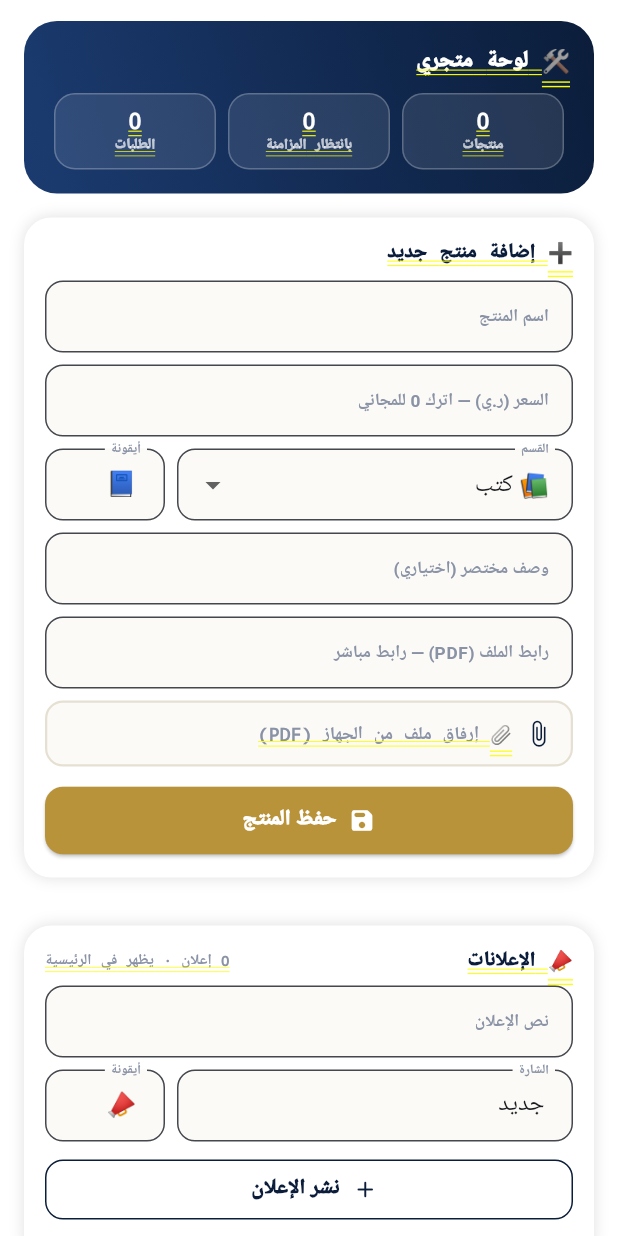
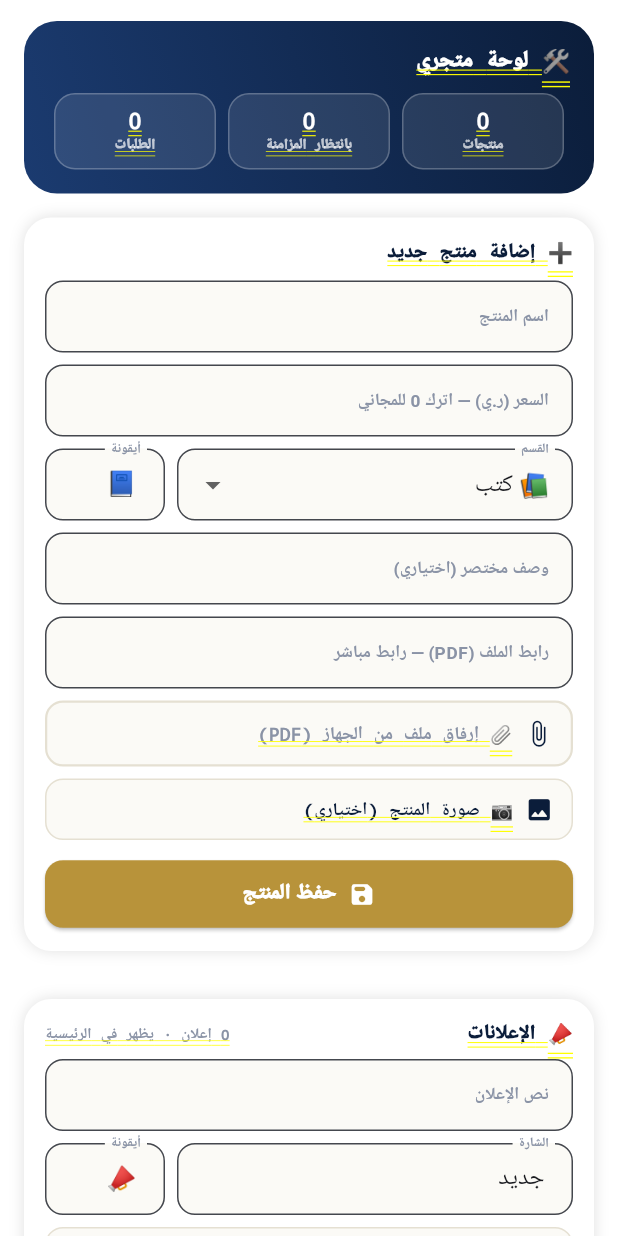
Before and after one commit to lsadq3859/dhfa-app, a Flutter app: the AdminScreen screen opened directly with empty values, on a phone screen of 412 x 824 dp. Run offline on Flutter 3.47's test engine with Material 3 defaults, Android fonts, the phone set to English and light mode, and no system bars; our stand-ins replace shared_preferences; accounts and stored records are empty.

Commit message:
v1.5: زر رجوع أندرويد + اختيار صور المنتج/الإعلان + مزامنة الموقع كاملة (إعلانات/تصنيفات/كوبونات/طلبات)

```diff
--- a/lib/models.dart
+++ b/lib/models.dart
@@ -10,16 +10,21 @@ class Product {
   final String fileUrl;  // رابط مباشر للملف (PDF)
   final String filePath; // مسار ملف مرفوع من الجهاز
   final String fileName; // اسم الملف المرفوع
+  final String imagePath; // صورة محلية مختارة من الجهاز
+  final String remoteImage; // مسار الصورة على الموقع
+  final bool isRemote; // من الموقع؟
   bool synced;
 
   Product({required this.id, required this.title, required this.price,
       required this.section, required this.emoji, this.desc = '',
-      this.fileUrl = '', this.filePath = '', this.fileName = '', this.synced = true});
+      this.fileUrl = '', this.filePath = '', this.fileName = '',
+      this.imagePath = '', this.remoteImage = '', this.isRemote = false, this.synced = true});
 
   Map<String, dynamic> toJson() => {
     'id': id, 'title': title, 'price': price,
     'section': section, 'emoji': emoji, 'synced': synced,
     'desc': desc, 'fileUrl': fileUrl, 'filePath': filePath, 'fileName': fileName,
+    'imagePath': imagePath, 'remoteImage': remoteImage, 'isRemote': isRemote,
   };
 
   factory Product.fromJson(Map<String, dynamic> j) => Product(
@@ -29,7 +34,10 @@ class Product {
     desc: j['desc'] as String? ?? '',
     fileUrl: j['fileUrl'] as String? ?? '',
     filePath: j['filePath'] as String? ?? '',
-    fileName: j['fileName'] as String? ?? '');
+    fileName: j['fileName'] as String? ?? '',
+    imagePath: j['imagePath'] as String? ?? '',
+    remoteImage: j['remoteImage'] as String? ?? '',
+    isRemote: j['isRemote'] as bool? ?? false);
 
   bool get isFree => price == 0;
   bool get hasFile => fileUrl.isNotEmpty || filePath.isNotEmpty;
@@ -49,13 +57,15 @@ class Ad {
   final String title;
   final String emoji;
   final String badge;
-  const Ad({required this.id, required this.title, required this.emoji, required this.badge});
+  final String imagePath;
+  Ad({required this.id, required this.title, required this.emoji, required this.badge, this.imagePath = ''});
 
-  Map<String, dynamic> toJson() => {'id': id, 'title': title, 'emoji': emoji, 'badge': badge};
+  Map<String, dynamic> toJson() => {'id': id, 'title': title, 'emoji': emoji, 'badge': badge, 'imagePath': imagePath};
 
   factory Ad.fromJson(Map<String, dynamic> j) => Ad(
       id: j['id'] as String, title: j['title'] as String,
-      emoji: j['emoji'] as String? ?? '📣', badge: j['badge'] as String? ?? 'جديد');
+      emoji: j['emoji'] as String? ?? '📣', badge: j['badge'] as String? ?? 'جديد',
+      imagePath: j['imagePath'] as String? ?? '');
 
   static String encodeList(List<Ad> items) =>
       jsonEncode(items.map((e) => e.toJson()).toList());
--- a/lib/screens/admin_screen.dart
+++ b/lib/screens/admin_screen.dart
@@ -1,4 +1,5 @@
 import 'package:file_picker/file_picker.dart';
+import 'dart:io';
 import 'package:flutter/material.dart';
 import '../theme.dart';
 import '../store.dart';
@@ -23,6 +24,8 @@ class _AdminScreenState extends State<AdminScreen> {
   String section = 'كتب';
   String? fileName;
   String? filePath;
+  String? prodImagePath;
+  String? adImagePath;
   bool picking = false;
 
   final oldPw = TextEditingController();
@@ -84,6 +87,8 @@ class _AdminScreenState extends State<AdminScreen> {
         _in(fileUrl, 'رابط الملف (PDF) — رابط مباشر', t: TextInputType.url, ltr: true),
         const SizedBox(height: 8),
         _attachRow(),
+          const SizedBox(height: 8),
+          _imageRow(),
         const SizedBox(height: 12),
         SizedBox(width: double.infinity, child: ElevatedButton.icon(
           style: ElevatedButton.styleFrom(backgroundColor: Dhfa.gold, foregroundColor: Colors.white,
@@ -110,6 +115,17 @@ class _AdminScreenState extends State<AdminScreen> {
           const SizedBox(width: 8),
           SizedBox(width: 80, child: _in(adEmoji, 'أيقونة')),
         ]),
+        const SizedBox(height: 8),
+        GestureDetector(onTap: () => _pickImage((v) => adImagePath = v), child: Container(
+          width: double.infinity, padding: const EdgeInsets.symmetric(vertical: 10, horizontal: 12),
+          decoration: BoxDecoration(color: const Color(0xFFFBFAF6), borderRadius: BorderRadius.circular(12),
+              border: Border.all(color: const Color(0xFFE5E0D2))),
+          child: Row(children: [
+            Icon(Icons.image_rounded, color: Dhfa.navy, size: 19),
+            const SizedBox(width: 8),
+            Expanded(child: Text(adImagePath == null ? '📷 صورة الإعلان (اختياري)' : '📷 صورة مختارة ✓',
+                style: TextStyle(fontSize: 12, fontWeight: FontWeight.w800, color: Dhfa.navy))),
+          ]))),
         const SizedBox(height: 8),
         SizedBox(width: double.infinity, child: OutlinedButton.icon(
           style: OutlinedButton.styleFrom(foregroundColor: Dhfa.navy,
@@ -214,6 +230,19 @@ class _AdminScreenState extends State<AdminScreen> {
     decoration: BoxDecoration(color: Colors.white, borderRadius: BorderRadius.circular(18),
         boxShadow: const [BoxShadow(color: Colors.black12, blurRadius: 8)]), child: child);
 
+  Widget _imageRow() => GestureDetector(onTap: () => _pickImage((v) => prodImagePath = v),
+    child: Container(width: double.infinity, padding: const EdgeInsets.symmetric(vertical: 10, horizontal: 12),
+      decoration: BoxDecoration(color: const Color(0xFFFBFAF6), borderRadius: BorderRadius.circular(12),
+          border: Border.all(color: const Color(0xFFE5E0D2))),
+      child: Row(children: [
+        prodImagePath != null
+            ? ClipRRect(borderRadius: BorderRadius.circular(8), child: Image.file(File(prodImagePath!), width: 34, height: 34, fit: BoxFit.cover))
+            : Icon(Icons.image_rounded, color: Dhfa.navy, size: 19),
+        const SizedBox(width: 8),
+        Expanded(child: Text(prodImagePath == null ? '📷 صورة المنتج (اختياري)' : '📷 صورة مختارة ✓',
+            style: TextStyle(fontSize: 12, fontWeight: FontWeight.w800, color: Dhfa.navy))),
+      ])));
+
   Widget _attachRow() => GestureDetector(onTap: picking ? null : _pickFile,
     child: Container(padding: const EdgeInsets.symmetric(horizontal: 12, vertical: 11),
       decoration: BoxDecoration(color: const Color(0xFFFBFAF6), borderRadius: BorderRadius.circular(12),
@@ -270,6 +299,13 @@ class _AdminScreenState extends State<AdminScreen> {
       ])));
   }
 
+  Future<void> _pickImage(void Function(String) onPicked) async {
+    final r = await FilePicker.platform.pickFiles(type: FileType.image);
+    if (r != null && r.files.isNotEmpty && r.files.first.path != null) {
+      onPicked(r.files.first.path!);
+    }
+  }
+
   Future<void> _save() async {
     final t = title.text.trim();
     final p = int.tryParse(price.text.trim()) ?? 0;
@@ -278,7 +314,8 @@ class _AdminScreenState extends State<AdminScreen> {
     await widget.store.addProduct(title: t, price: p, section: section,
         emoji: emoji.text.trim().isEmpty ? '📦' : emoji.text.trim(),
         desc: desc.text.trim(), fileUrl: fileUrl.text.trim(),
-        filePath: filePath ?? '', fileName: fileName ?? '');
+        filePath: filePath ?? '', fileName: fileName ?? '',
+        imagePath: prodImagePath ?? '');
     title.clear(); price.clear(); desc.clear(); fileUrl.clear();
     setState(() { fileName = null; filePath = null; });
     if (!mounted) return;
@@ -292,7 +329,8 @@ class _AdminScreenState extends State<AdminScreen> {
     if (t.isEmpty) { _snack('✍️ اكتب نص الإعلان أولاً'); return; }
     await widget.store.addAd(t,
         adEmoji.text.trim().isEmpty ? '📣' : adEmoji.text.trim(),
-        adBadge.text.trim().isEmpty ? 'جديد' : adBadge.text.trim());
+        adBadge.text.trim().isEmpty ? 'جديد' : adBadge.text.trim(),
+        imagePath: adImagePath ?? '');
     adTitle.clear();
     if (!mounted) return;
     _snack('📣 نُشر الإعلان — سيظهر في بانر الرئيسية');
--- a/lib/screens/sync_screen.dart
+++ b/lib/screens/sync_screen.dart
@@ -58,7 +58,10 @@ class _SyncScreenState extends State<SyncScreen> {
           _row('📤 منتجات بانتظار الرفع', '${st.pendingSync}'),
           _row('📥 طلبات معلقة بالموقع', '${st.pendingOrders}'),
           _row('💾 المنتجات على جهازك', '${st.products.length}'),
-          _row('📚 منتجات منشورة على الموقع', '${st.remoteProducts.length}', last: true),
+          _row('📚 منتجات منشورة على الموقع', '${st.remoteProducts.length}'),
+          _row('🗂️ تصنيفات من الموقع', '${st.remoteCategories.length}'),
+          _row('🎟️ كوبونات نشطة', '${st.remoteCoupons.length}'),
+          _row('🧾 طلبات محمّلة من الموقع', '${st.remoteOrders.length}', last: true),
         ])),
         const SizedBox(height: 14),
         ElevatedButton.icon(
--- a/lib/store.dart
+++ b/lib/store.dart
@@ -17,6 +17,11 @@ class LocalStore extends ChangeNotifier {
 
   List<Product> products = [];
   List<Product> remoteProducts = []; // منتجات منشورة على الموقع (تُجلب بالمزامنة)
+  List<Ad> remoteAds = [];
+  List<Map<String, dynamic>> remoteCategories = [];
+  List<Map<String, dynamic>> remoteCoupons = [];
+  List<Map<String, dynamic>> remoteOrders = [];
+  String siteBase = 'https://dhfa-production.up.railway.app';
   List<Order> orders = [];
   List<Ad> ads = [];
   int pendingOrders = 4; // تجريبي حتى ربط واجهة الموقع v1.9
@@ -75,7 +80,7 @@ class LocalStore extends ChangeNotifier {
         fileName: 'dummy.pdf'),
   ];
 
-  List<Ad> _seedAds() => const [
+  List<Ad> _seedAds() => [
     Ad(id: 'a1', title: 'خصم افتتاحي 30% على كتاب «أساسيات أدوات الذكاء الاصطناعي»', emoji: '🤖📘', badge: 'جديد'),
     Ad(id: 'a2', title: 'أضف منتجك الأول اليوم — يظهر في متجرك فوراً', emoji: '📱✨', badge: '🚀 انطلق'),
     Ad(id: 'a3', title: 'قسم «التخصصات»: مسارات تعلّم لكل كلية — قريباً', emoji: '🎓📚', badge: 'رفيق الطالب'),
@@ -99,11 +104,12 @@ class LocalStore extends ChangeNotifier {
   /// إضافة منتج محلياً (يعمل بلا إنترنت — يرتفع عند المزامنة)
   Future<void> addProduct({required String title, required int price, required String section,
       required String emoji, String desc = '', String fileUrl = '',
-      String filePath = '', String fileName = ''}) async {
+      String filePath = '', String fileName = '', String imagePath = ''}) async {
     products.insert(0, Product(
       id: 'p${DateTime.now().millisecondsSinceEpoch}',
       title: title, price: price, section: section, emoji: emoji,
-      desc: desc, fileUrl: fileUrl, filePath: filePath, fileName: fileName, synced: false));
+      desc: desc, fileUrl: fileUrl, filePath: filePath, fileName: fileName,
+      imagePath: imagePath, synced: false));
     await _save();
     notifyListeners();
   }
@@ -127,9 +133,9 @@ class LocalStore extends ChangeNotifier {
   }
 
   /// إضافة إعلان — يظهر في البانر المتحرك بالرئيسية
-  Future<void> addAd(String title, String emoji, String badge) async {
+  Future<void> addAd(String title, String emoji, String badge, {String imagePath = ''}) async {
     ads.insert(0, Ad(id: 'ad${DateTime.now().millisecondsSinceEpoch}',
-        title: title, emoji: emoji, badge: badge));
+        title: title, emoji: emoji, badge: badge, imagePath: imagePath));
     await _saveAds();
     notifyListeners();
   }
@@ -153,11 +159,21 @@ class LocalStore extends ChangeNotifier {
     return null;
   }
 
-  /// حفظ المنتجات المنشورة على الموقع (القادمة من API المزامنة)
-  Future<void> setRemoteProducts(List<Product> items) async {
+  /// حفظ بيانات الموقع الكاملة (منتجات + إعلانات + فئات + كوبونات)
+  Future<void> setRemoteData(List<Product> items, List<Ad> ads,
+      List<Map<String, dynamic>> cats, List<Map<String, dynamic>> coupons) async {
     remoteProducts = items;
+    remoteAds = ads;
+    remoteCategories = cats;
+    remoteCoupons = coupons;
     final sp = await SharedPreferences.getInstance();
     await sp.setString(_kRemote, Product.encodeList(items));
+    notifyListeners();
+  }
+
+  /// حفظ طلبات الموقع
+  Future<void> setRemoteOrders(List<Map<String, dynamic>> orders) async {
+    remoteOrders = orders;
     notifyListeners();
   }
 
--- a/pubspec.yaml
+++ b/pubspec.yaml
@@ -1,7 +1,7 @@
 name: dhfa_app
 description: "دهفة — رفيق الطالب الجامعي (v1.4)"
 publish_to: 'none'
-version: 1.4.0+4
+version: 1.5.0+5
 
 environment:
   sdk: '>=3.0.0 <4.0.0'
```
Also changed, not shown: lib/main.dart (+20 -1 lines), lib/screens/home_screen.dart (+10 -4 lines), lib/sync_service.dart (+11 -1 lines).
